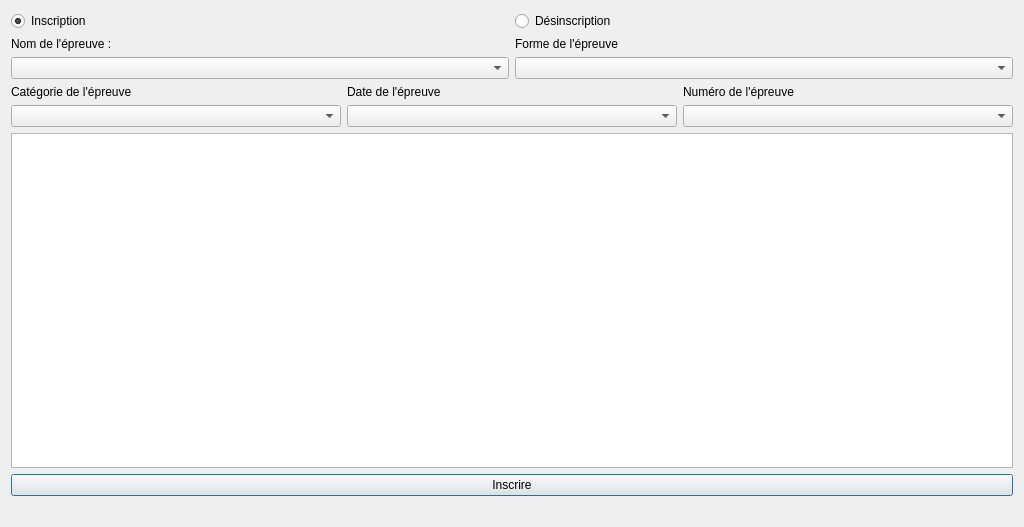
Before: the Qt Designer form gui/inscription_epreuve.ui in pH0xe/L3-Info-Projet-CEBD, drawn with Qt 5.
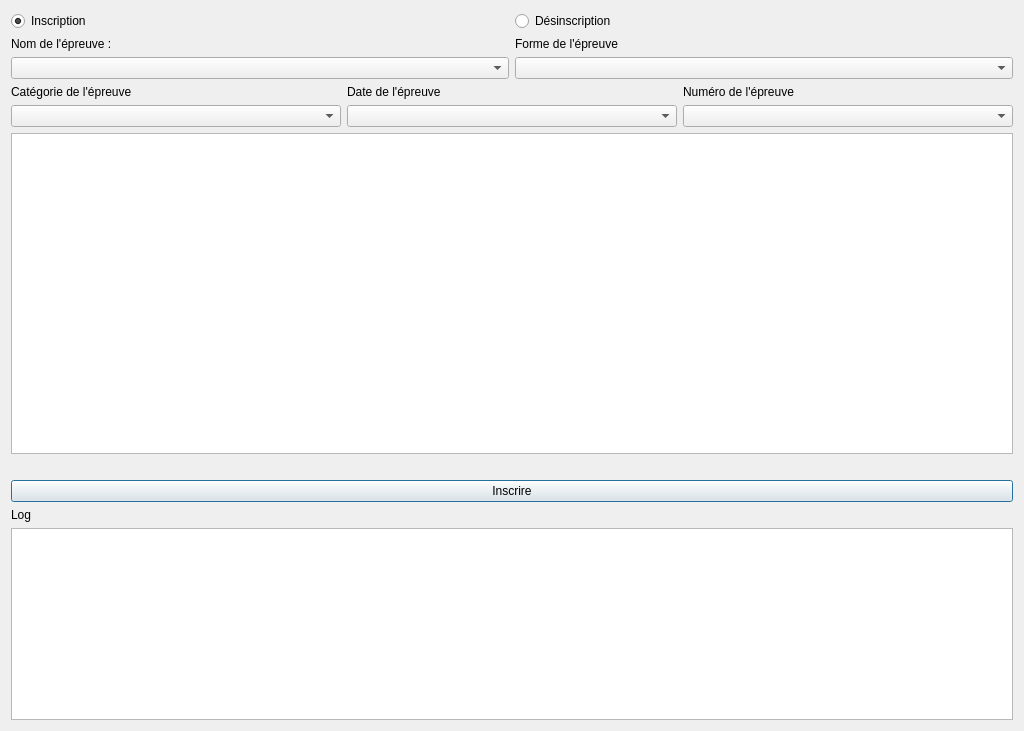
After: the same form once the commit is applied.

Commit message: ajout de la gestion des refresh inter page pour cette fenetre, possibilité de delete les participant

Diff of the .ui file:
```diff
--- a/gui/inscription_epreuve.ui
+++ b/gui/inscription_epreuve.ui
@@ -7,7 +7,7 @@
     <x>0</x>
     <y>0</y>
     <width>1024</width>
-    <height>527</height>
+    <height>731</height>
    </rect>
   </property>
   <property name="windowTitle">
@@ -116,20 +116,17 @@
        </attribute>
       </widget>
      </item>
-     <item>
-      <widget class="QPushButton" name="validate_ins_ep">
-       <property name="text">
-        <string>Inscrire</string>
-       </property>
-      </widget>
-     </item>
      <item>
       <widget class="QLabel" name="label_inscription_epreuve">
        <property name="text">
         <string/>
        </property>
-       <property name="alignment">
-        <set>Qt::AlignCenter</set>
+      </widget>
+     </item>
+     <item>
+      <widget class="QPushButton" name="validate_ins_ep">
+       <property name="text">
+        <string>Inscrire</string>
        </property>
       </widget>
      </item>
@@ -156,6 +153,23 @@
      </item>
     </layout>
    </item>
+   <item row="4" column="0">
+    <widget class="QListWidget" name="logList">
+     <property name="sizePolicy">
+      <sizepolicy hsizetype="Expanding" vsizetype="Minimum">
+       <horstretch>0</horstretch>
+       <verstretch>0</verstretch>
+      </sizepolicy>
+     </property>
+    </widget>
+   </item>
+   <item row="3" column="0">
+    <widget class="QLabel" name="label">
+     <property name="text">
+      <string>Log</string>
+     </property>
+    </widget>
+   </item>
   </layout>
  </widget>
  <resources/>
```
The commit also changes 4 other files.
